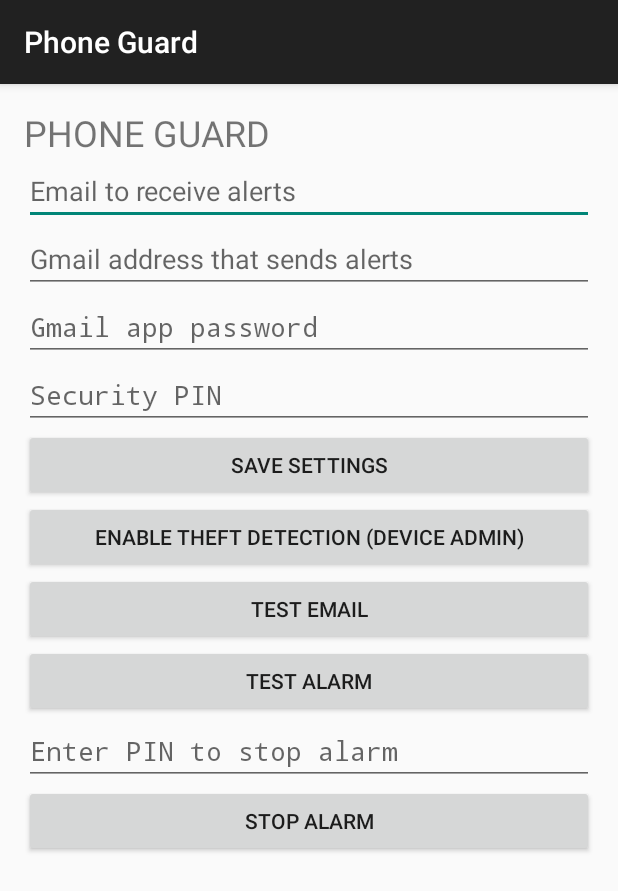
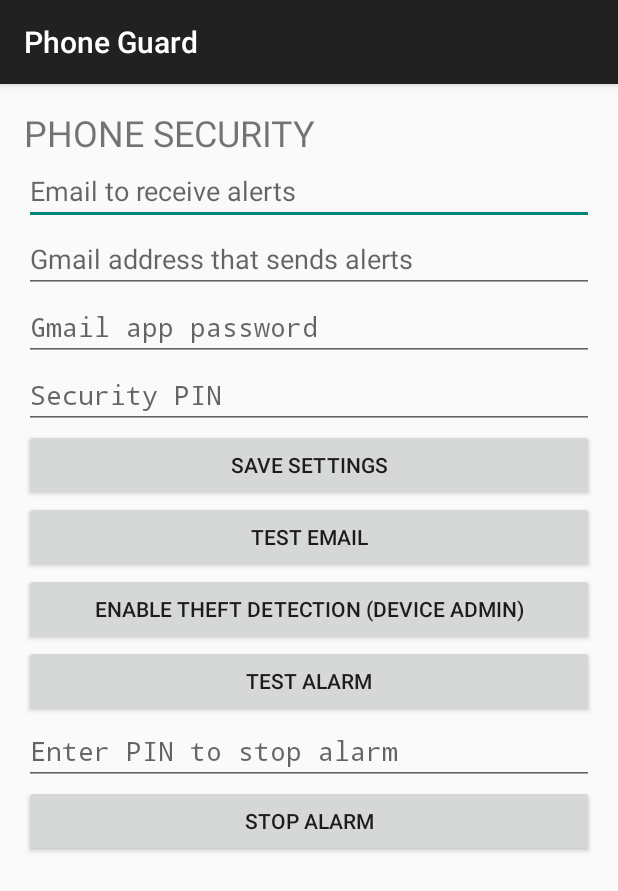
Before and after one commit to OKALEBO1989/PHONE-SECURITY-, an Android app: the screen it shows after launch (MainActivity), after a tap on "TEST EMAIL", on a phone screen of 412 x 824 dp. Shown: the top 891 px of the screen. Run offline under Robolectric (Android 15) with nearby library versions, the phone set to English and light mode, and no system bars; libraries missing offline, so code that uses them is left out: javax.mail, javax.mail.internet.

Commit message:
Change title to 'PHONE SECURITY' and add test email button
Updated the title text and reintroduced the test email button functionality.

```diff
--- a/app/src/main/java/com/okaleb/phoneguard/MainActivity.kt
+++ b/app/src/main/java/com/okaleb/phoneguard/MainActivity.kt
@@ -67,7 +67,7 @@ class MainActivity : AppCompatActivity() {
         }
 
         val title = TextView(this).apply {
-            text = "PHONE GUARD"
+            text = "PHONE SECURITY"
             textSize = 24f
         }
         val email = InputType.TYPE_CLASS_TEXT or InputType.TYPE_TEXT_VARIATION_EMAIL_ADDRESS
@@ -92,6 +92,12 @@ class MainActivity : AppCompatActivity() {
             toast("Saved")
         })
 
+        root.addView(button("Test email") {
+            Mailer.send(this, "PHONE SECURITY TEST", "Test email from Phone Security.") { r ->
+                runOnUiThread { toast(r) }
+            }
+        })
+
         root.addView(button("Enable theft detection (device admin)") {
             val cn = ComponentName(this, PhoneGuardAdmin::class.java)
             startActivity(
@@ -103,11 +109,7 @@ class MainActivity : AppCompatActivity() {
                     )
             )
         })
-        root.addView(button("Test email") {
-            Mailer.send(this, "PHONE SECURITY TEST", "Test email from Phone Security.") { r ->
-                runOnUiThread { toast(r) }
-            }
-        })
+
         root.addView(button("Test alarm") {
             if ((prefs.getString("pin", "") ?: "").isBlank()) {
                 toast("Save a PIN first")
```
